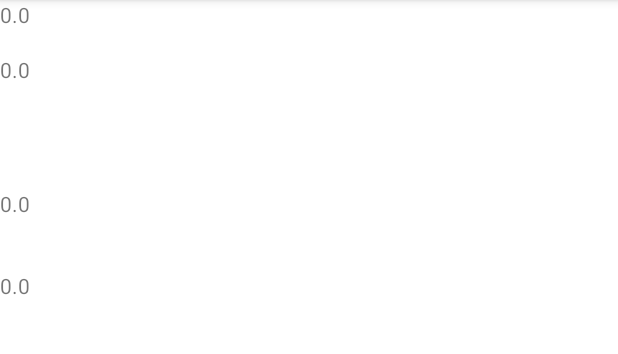
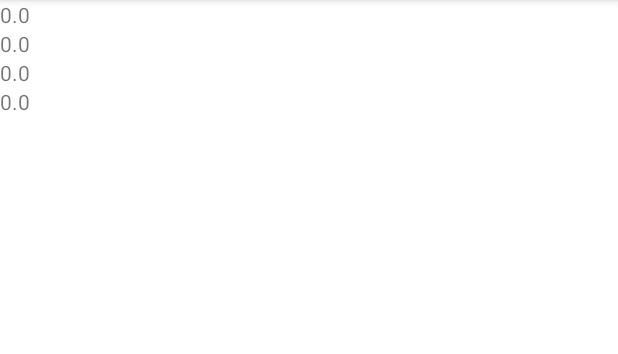
Before and after one commit to Letu4ajaMysh/MyNavigationService, an Android app: the screen it shows after launch (MainActivity), on a phone screen of 412 x 824 dp, the part 84-438 px from its top. Run offline under Robolectric (Android 15) with nearby library versions, the phone set to English and light mode, and no system bars.

Commit message:
no commite1

```diff
--- a/app/src/main/res/layout/activity_main.xml
+++ b/app/src/main/res/layout/activity_main.xml
@@ -16,7 +16,6 @@
         android:layout_width="wrap_content"
         android:layout_height="wrap_content"
         android:layout_below="@id/latitude"
-        android:layout_marginTop="17dp"
         android:text="TextView" />
 
     <TextView
@@ -24,7 +23,6 @@
         android:layout_width="wrap_content"
         android:layout_height="wrap_content"
         android:layout_below="@id/longitude"
-        android:layout_marginTop="70dp"
         android:text="TextView" />
 
     <TextView
@@ -32,7 +30,6 @@
         android:layout_width="wrap_content"
         android:layout_height="wrap_content"
         android:layout_below="@id/altitude"
-        android:layout_marginTop="35dp"
         android:text="TextView" />
 
 </RelativeLayout>
```
